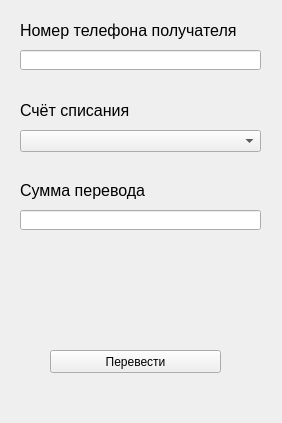
The window that transfer.ui (taishakutenn/TTbank) describes before a commit, drawn with Qt 5.
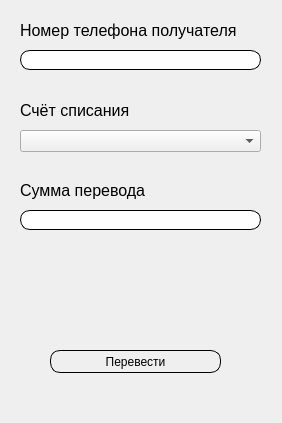
The same window after the commit. Icons and pictures are not drawn.

Diff of the .ui file:
```diff
--- a/transfer.ui
+++ b/transfer.ui
@@ -13,6 +13,12 @@
   <property name="windowTitle">
    <string>Form</string>
   </property>
+  <property name="styleSheet">
+   <string notr="true">QPushButton{
+	border: 1px solid black;
+	border-radius: 10px;
+}</string>
+  </property>
   <widget class="QComboBox" name="accountsBox">
    <property name="geometry">
     <rect>
@@ -50,6 +56,10 @@
      <height>20</height>
     </rect>
    </property>
+   <property name="styleSheet">
+    <string notr="true">border: 1px solid black;
+	border-radius: 10px;</string>
+   </property>
    <property name="inputMask">
     <string/>
    </property>
@@ -97,6 +107,14 @@
      <height>23</height>
     </rect>
    </property>
+   <property name="cursor">
+    <cursorShape>PointingHandCursor</cursorShape>
+   </property>
+   <property name="styleSheet">
+    <string notr="true">:hover {
+    background-color: rgb(204, 102, 255);
+}</string>
+   </property>
    <property name="text">
     <string>Перевести</string>
    </property>
@@ -128,6 +146,10 @@
      <height>20</height>
     </rect>
    </property>
+   <property name="styleSheet">
+    <string notr="true">border: 1px solid black;
+	border-radius: 10px;</string>
+   </property>
   </widget>
   <widget class="QLabel" name="errorLabel">
    <property name="geometry">
```
